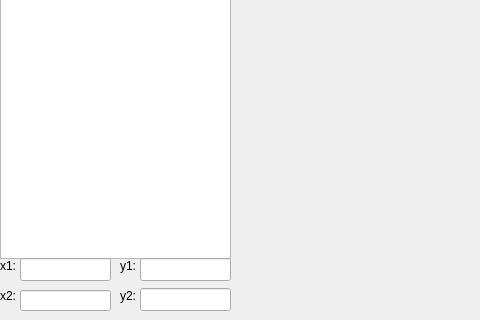
Po7arBeaR/dxfAnalyzer, file widget.ui: the form before one commit; both pictures show x 0 to 480 and y 292 to 612 of the 849 by 612 pixel window.
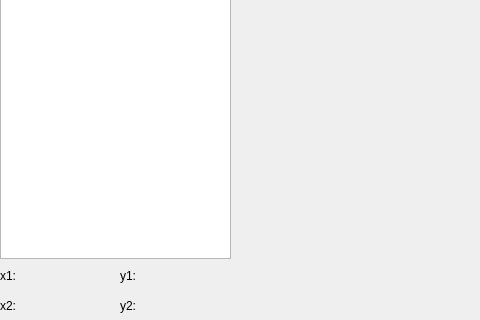
The form after the commit.

Patch:
```diff
--- a/widget.ui
+++ b/widget.ui
@@ -62,31 +62,11 @@
     <string>配置</string>
    </property>
   </widget>
-  <widget class="QLineEdit" name="lineEdit">
-   <property name="geometry">
-    <rect>
-     <x>20</x>
-     <y>550</y>
-     <width>91</width>
-     <height>23</height>
-    </rect>
-   </property>
-  </widget>
-  <widget class="QLineEdit" name="lineEdit_2">
-   <property name="geometry">
-    <rect>
-     <x>140</x>
-     <y>550</y>
-     <width>91</width>
-     <height>23</height>
-    </rect>
-   </property>
-  </widget>
   <widget class="QLabel" name="label">
    <property name="geometry">
     <rect>
      <x>0</x>
-     <y>550</y>
+     <y>560</y>
      <width>21</width>
      <height>16</height>
     </rect>
@@ -99,7 +79,7 @@
    <property name="geometry">
     <rect>
      <x>120</x>
-     <y>550</y>
+     <y>560</y>
      <width>21</width>
      <height>16</height>
     </rect>
@@ -108,31 +88,11 @@
     <string>y1:</string>
    </property>
   </widget>
-  <widget class="QLineEdit" name="lineEdit_3">
-   <property name="geometry">
-    <rect>
-     <x>140</x>
-     <y>580</y>
-     <width>91</width>
-     <height>23</height>
-    </rect>
-   </property>
-  </widget>
-  <widget class="QLineEdit" name="lineEdit_4">
-   <property name="geometry">
-    <rect>
-     <x>20</x>
-     <y>582</y>
-     <width>91</width>
-     <height>21</height>
-    </rect>
-   </property>
-  </widget>
   <widget class="QLabel" name="label_3">
    <property name="geometry">
     <rect>
      <x>0</x>
-     <y>580</y>
+     <y>590</y>
      <width>21</width>
      <height>16</height>
     </rect>
@@ -145,7 +105,7 @@
    <property name="geometry">
     <rect>
      <x>120</x>
-     <y>580</y>
+     <y>590</y>
      <width>21</width>
      <height>16</height>
     </rect>
@@ -154,6 +114,58 @@
     <string>y2:</string>
    </property>
   </widget>
+  <widget class="QLabel" name="lab_x1">
+   <property name="geometry">
+    <rect>
+     <x>30</x>
+     <y>560</y>
+     <width>71</width>
+     <height>16</height>
+    </rect>
+   </property>
+   <property name="text">
+    <string/>
+   </property>
+  </widget>
+  <widget class="QLabel" name="lab_x2">
+   <property name="geometry">
+    <rect>
+     <x>30</x>
+     <y>590</y>
+     <width>81</width>
+     <height>16</height>
+    </rect>
+   </property>
+   <property name="text">
+    <string/>
+   </property>
+  </widget>
+  <widget class="QLabel" name="lab_y1">
+   <property name="geometry">
+    <rect>
+     <x>150</x>
+     <y>560</y>
+     <width>81</width>
+     <height>16</height>
+    </rect>
+   </property>
+   <property name="text">
+    <string/>
+   </property>
+  </widget>
+  <widget class="QLabel" name="lab_y2">
+   <property name="geometry">
+    <rect>
+     <x>150</x>
+     <y>590</y>
+     <width>81</width>
+     <height>16</height>
+    </rect>
+   </property>
+   <property name="text">
+    <string/>
+   </property>
+  </widget>
  </widget>
  <resources/>
  <connections/>
```
